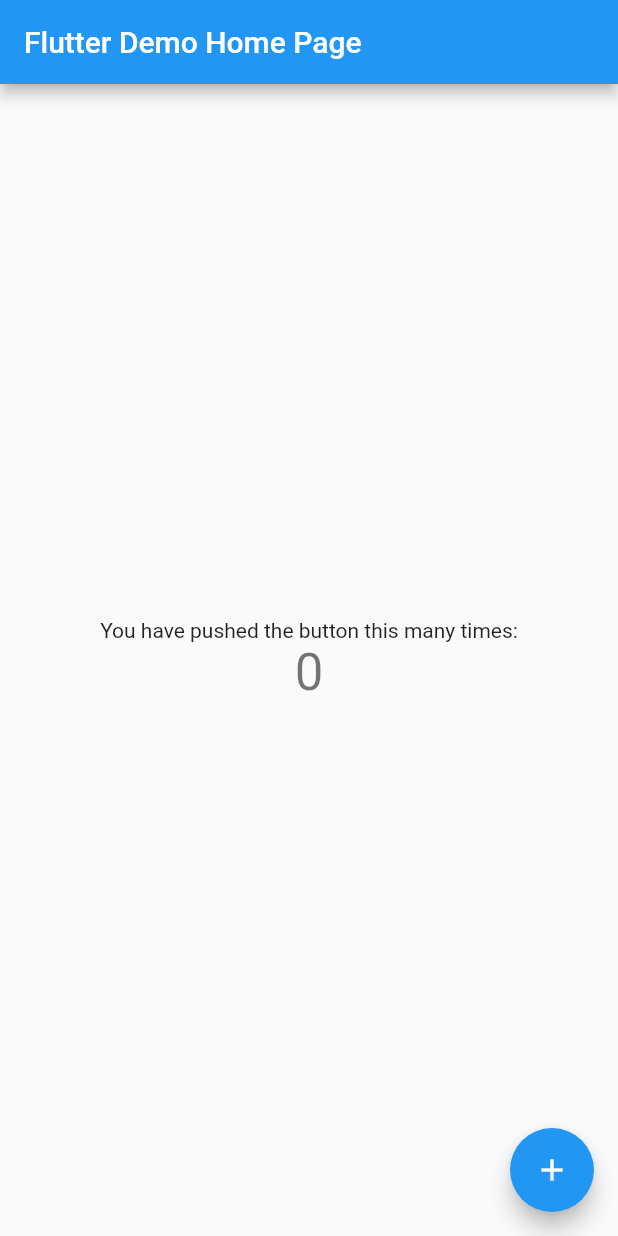
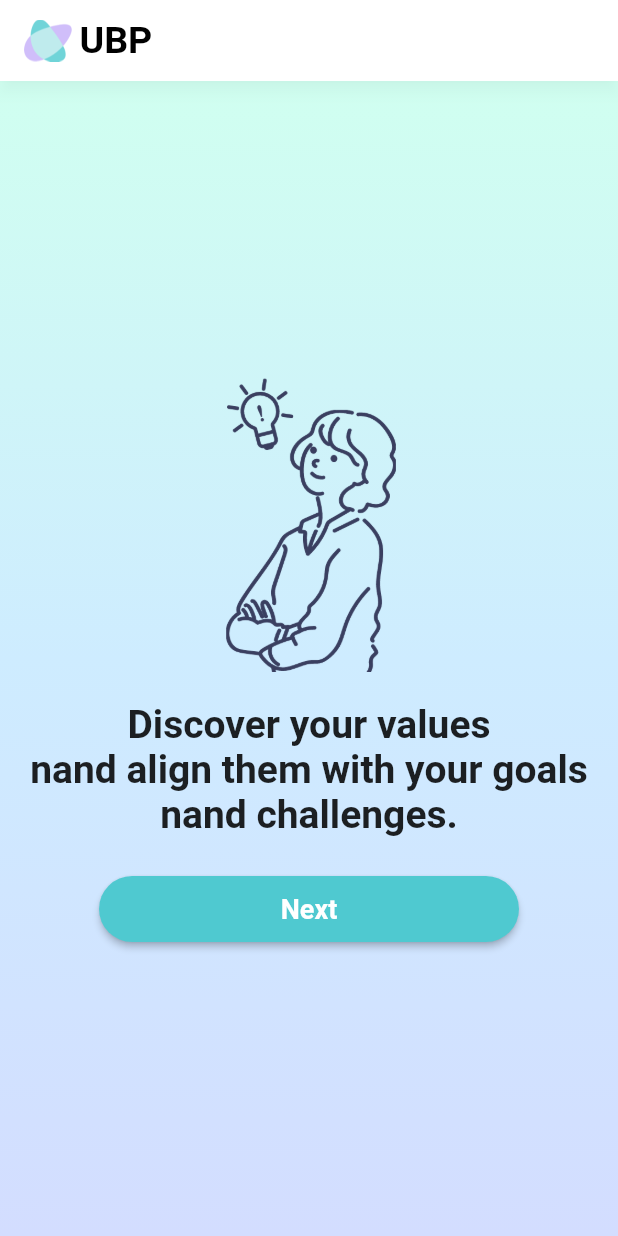
Before and after one commit to sghh02/value-list, a Flutter app: the screen it shows after launch, on a phone screen of 412 x 824 dp. Run offline on Flutter 3.47's test engine with Material 2 defaults, Android fonts, the phone set to English and light mode, and no system bars; our stand-ins replace go_router; generated files the repository leaves out were written again.

Commit message:
#4
テーマの構築
アイコンの構築
多言語化の構築
button.dartの作成
header.dartの作成
FirstPage.dartの作成

```diff
--- /dev/null
+++ b/lib/l10n/app_en.arb
@@ -0,0 +1,5 @@
+{
+  "title": "UBP",
+  "first_page_main_text": "Discover your values\nnand align them with your goals\nnand challenges.",
+  "first_page_button_text": "Next"
+}
--- /dev/null
+++ b/lib/l10n/app_ja.arb
@@ -0,0 +1,5 @@
+{
+  "title": "UBP",
+  "first_page_main_text": "自分の価値観を知り\nそれに沿って悩みや目標に\n向き合ってみましょう",
+  "first_page_button_text": "進む"
+}
--- a/lib/main.dart
+++ b/lib/main.dart
@@ -1,4 +1,10 @@
 import 'package:flutter/material.dart';
+import 'package:flutter_gen/gen_l10n/app_localizations.dart';
+import 'package:flutter_localizations/flutter_localizations.dart';
+import 'package:go_router/go_router.dart';
+import 'package:valuelist/utils/theme.dart';
+
+import 'views/pages/value_list/FirstPage.dart';
 
 void main() {
   runApp(const MyApp());
@@ -7,109 +13,36 @@
 class MyApp extends StatelessWidget {
   const MyApp({super.key});
 
-  // This widget is the root of your application.
   @override
   Widget build(BuildContext context) {
-    return MaterialApp(
-      title: 'Flutter Demo',
-      theme: ThemeData(
-        // This is the theme of your application.
-        //
-        // Try running your application with "flutter run". You'll see the
-        // application has a blue toolbar. Then, without quitting the app, try
-        // changing the primarySwatch below to Colors.green and then invoke
-        // "hot reload" (press "r" in the console where you ran "flutter run",
-        // or simply save your changes to "hot reload" in a Flutter IDE).
-        // Notice that the counter didn't reset back to zero; the application
-        // is not restarted.
-        primarySwatch: Colors.blue,
-      ),
-      home: const MyHomePage(title: 'Flutter Demo Home Page'),
+    /// ルーティング設定
+    final router = GoRouter(
+      routes: [
+        GoRoute(
+          path: '/',
+          builder: (context, state) => const FirstPage(),
+        ),
+        // 他のルートを追加する場合
+      ],
+    );
+
+    return MaterialApp.router(
+      routerConfig: router,
+
+      /// テーマ設定
+      theme: AppTheme.lightTheme,
+
+      /// 言語設定
+      localizationsDelegates: const [
+        AppLocalizations.delegate,
+        GlobalMaterialLocalizations.delegate,
+        GlobalWidgetsLocalizations.delegate,
+        GlobalCupertinoLocalizations.delegate,
+      ],
+      supportedLocales: const [
+        Locale('en'),
+        Locale('ja'),
+      ],
     );
   }
 }
-
-class MyHomePage extends StatefulWidget {
-  const MyHomePage({super.key, required this.title});
-
-  // This widget is the home page of your application. It is stateful, meaning
-  // that it has a State object (defined below) that contains fields that affect
-  // how it looks.
-
-  // This class is the configuration for the state. It holds the values (in this
-  // case the title) provided by the parent (in this case the App widget) and
-  // used by the build method of the State. Fields in a Widget subclass are
-  // always marked "final".
-
-  final String title;
-
-  @override
-  State<MyHomePage> createState() => _MyHomePageState();
-}
-
-class _MyHomePageState extends State<MyHomePage> {
-  int _counter = 0;
-
-  void _incrementCounter() {
-    setState(() {
-      // This call to setState tells the Flutter framework that something has
-      // changed in this State, which causes it to rerun the build method below
-      // so that the display can reflect the updated values. If we changed
-      // _counter without calling setState(), then the build method would not be
-      // called again, and so nothing would appear to happen.
-      _counter++;
-    });
-  }
-
-  @override
-  Widget build(BuildContext context) {
-    // This method is rerun every time setState is called, for instance as done
-    // by the _incrementCounter method above.
-    //
-    // The Flutter framework has been optimized to make rerunning build methods
-    // fast, so that you can just rebuild anything that needs updating rather
-    // than having to individually change instances of widgets.
-    return Scaffold(
-      appBar: AppBar(
-        // Here we take the value from the MyHomePage object that was created by
-        // the App.build method, and use it to set our appbar title.
-        title: Text(widget.title),
-      ),
-      body: Center(
-        // Center is a layout widget. It takes a single child and positions it
-        // in the middle of the parent.
-        child: Column(
-          // Column is also a layout widget. It takes a list of children and
-          // arranges them vertically. By default, it sizes itself to fit its
-          // children horizontally, and tries to be as tall as its parent.
-          //
-          // Invoke "debug painting" (press "p" in the console, choose the
-          // "Toggle Debug Paint" action from the Flutter Inspector in Android
-          // Studio, or the "Toggle Debug Paint" command in Visual Studio Code)
-          // to see the wireframe for each widget.
-          //
-          // Column has various properties to control how it sizes itself and
-          // how it positions its children. Here we use mainAxisAlignment to
-          // center the children vertically; the main axis here is the vertical
-          // axis because Columns are vertical (the cross axis would be
-          // horizontal).
-          mainAxisAlignment: MainAxisAlignment.center,
-          children: <Widget>[
-            const Text(
-              'You have pushed the button this many times:',
-            ),
-            Text(
-              '$_counter',
-              style: Theme.of(context).textTheme.headlineMedium,
-            ),
-          ],
-        ),
-      ),
-      floatingActionButton: FloatingActionButton(
-        onPressed: _incrementCounter,
-        tooltip: 'Increment',
-        child: const Icon(Icons.add),
-      ), // This trailing comma makes auto-formatting nicer for build methods.
-    );
-  }
-}
--- /dev/null
+++ b/lib/utils/assets.dart
@@ -0,0 +1,4 @@
+class Assets {
+  static const String logo = 'assets/images/logo.png';
+  static const String humanImg = 'assets/images/human-img.png';
+}
--- /dev/null
+++ b/lib/utils/theme.dart
@@ -0,0 +1,38 @@
+import 'package:flutter/material.dart';
+
+class AppTheme {
+  static const Color headerDropShadowColor = Color(0x29000000);
+  static const Color backgroundTopColor = Color(0xFFD0FFF0);
+  static const Color backgroundIntermediateColor = Color(0xFFCEECFF);
+  static const Color backgroundBottomColor = Color(0xFFD3DDFF);
+  static const Color buttonColor = Color(0xFF4FC9D0);
+
+  static final ThemeData lightTheme = ThemeData(
+    appBarTheme: const AppBarTheme(
+      backgroundColor: Colors.white,
+      elevation: 4.0,
+      shadowColor: headerDropShadowColor,
+      centerTitle: true,
+      titleTextStyle: TextStyle(
+        fontSize: 25,
+        fontWeight: FontWeight.bold,
+        color: Colors.black,
+      ),
+    ),
+    elevatedButtonTheme: ElevatedButtonThemeData(
+      style: ElevatedButton.styleFrom(
+        foregroundColor: Colors.white,
+        backgroundColor: buttonColor,
+        minimumSize: const Size(280, 44),
+        shape: RoundedRectangleBorder(
+          borderRadius: BorderRadius.circular(34),
+        ),
+        textStyle: const TextStyle(
+          fontSize: 18,
+          fontWeight: FontWeight.bold,
+          color: Colors.white,
+        ),
+      ),
+    ),
+  );
+}
--- /dev/null
+++ b/lib/views/pages/value_list/FirstPage.dart
@@ -0,0 +1,70 @@
+import 'package:flutter/material.dart';
+import 'package:flutter_gen/gen_l10n/app_localizations.dart';
+import 'package:valuelist/utils/assets.dart';
+import 'package:valuelist/utils/theme.dart';
+import 'package:valuelist/views/widgets/button.dart';
+
+import '../../widgets/header.dart';
+
+class FirstPage extends StatelessWidget {
+  const FirstPage({super.key});
+
+  @override
+  Widget build(BuildContext context) {
+    return Scaffold(
+      appBar: const CustomHeader(),
+      body: Column(
+        children: [
+          Expanded(
+            child: Container(
+              width: double.infinity,
+              height: double.infinity,
+              decoration: const BoxDecoration(
+                gradient: LinearGradient(
+                  begin: Alignment.topCenter,
+                  end: Alignment.bottomCenter,
+                  colors: [
+                    AppTheme.backgroundTopColor,
+                    AppTheme.backgroundIntermediateColor,
+                    AppTheme.backgroundBottomColor,
+                  ],
+                ),
+              ),
+              child: Padding(
+                padding: const EdgeInsets.symmetric(horizontal: 20.0),
+                child: Column(
+                  mainAxisAlignment: MainAxisAlignment.center,
+                  crossAxisAlignment: CrossAxisAlignment.center,
+                  children: [
+                    Image.asset(
+                      Assets.humanImg,
+                      height: 200,
+                    ),
+                    const SizedBox(height: 20),
+                    Text(
+                      AppLocalizations.of(context).first_page_main_text,
+                      textAlign: TextAlign.center,
+                      style: const TextStyle(
+                        fontSize: 26,
+                        fontWeight: FontWeight.bold,
+                        color: Colors.black87,
+                      ),
+                    ),
+                    const SizedBox(height: 24),
+                    CustomButton(
+                      label:
+                          AppLocalizations.of(context).first_page_button_text,
+                      onPressed: () {
+                        // TODO: 価値観リスト選定ページに遷移する処理
+                      },
+                    )
+                  ],
+                ),
+              ),
+            ),
+          ),
+        ],
+      ),
+    );
+  }
+}
--- /dev/null
+++ b/lib/views/widgets/button.dart
@@ -0,0 +1,24 @@
+import 'package:flutter/material.dart';
+
+class CustomButton extends StatelessWidget {
+  final String label;
+  final VoidCallback onPressed;
+
+  const CustomButton({
+    super.key,
+    required this.label,
+    required this.onPressed,
+  });
+
+  @override
+  Widget build(BuildContext context) {
+    return ElevatedButton(
+      onPressed: () {
+        onPressed;
+      },
+      child: Text(
+        label,
+      ),
+    );
+  }
+}
--- /dev/null
+++ b/lib/views/widgets/header.dart
@@ -0,0 +1,29 @@
+import 'package:flutter/material.dart';
+import 'package:flutter_gen/gen_l10n/app_localizations.dart';
+import 'package:valuelist/utils/assets.dart';
+
+class CustomHeader extends StatelessWidget with PreferredSizeWidget {
+  const CustomHeader({super.key});
+
+  @override
+  Size get preferredSize => const Size.fromHeight(54);
+
+  @override
+  Widget build(BuildContext context) {
+    return AppBar(
+      title: Row(
+        children: [
+          Image.asset(
+            Assets.logo,
+            height: 28,
+          ),
+          const SizedBox(width: 5),
+          Text(
+            AppLocalizations.of(context).title,
+          ),
+        ],
+      ),
+      centerTitle: true, // タイトルを中央揃え
+    );
+  }
+}
```
Also changed, not shown: pubspec.yaml (+21 -68 lines), assets/images/human-img.png (added), assets/images/logo.png (added), pubspec.lock.
